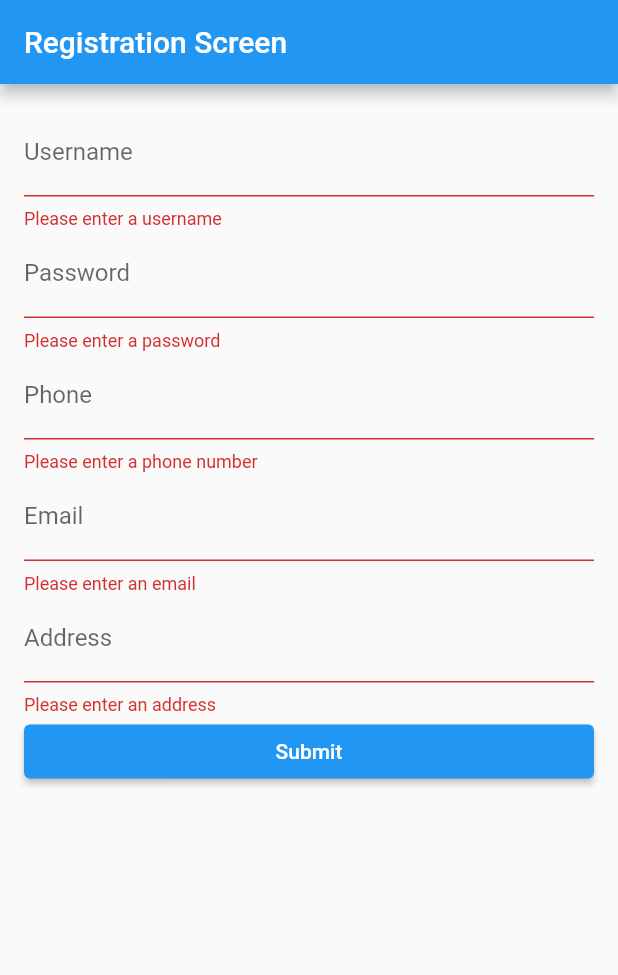
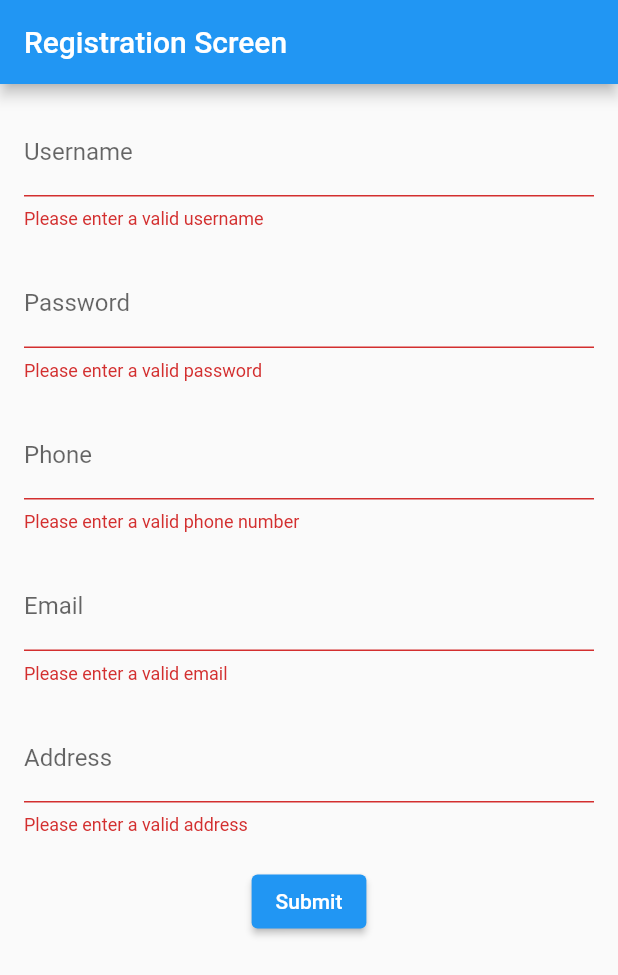
Before and after one commit to SardorEslamasov/my_lab_9_assignment, a Flutter app: the screen it shows after launch, after a tap on "Submit", on a phone screen of 412 x 824 dp. Shown: the top 975 px of the screen. Run offline on Flutter 3.47's test engine with Material 2 defaults, Android fonts, the phone set to English and light mode, and no system bars; our stand-ins replace sqflite; accounts and stored records are empty.

```diff
--- a/lib/main.dart
+++ b/lib/main.dart
@@ -10,15 +10,10 @@ class MyApp extends StatelessWidget {
   @override
   Widget build(BuildContext context) {
     return MaterialApp(
-      title: 'Your App Title',
-      theme: ThemeData(
-        primarySwatch: Colors.blue,
-        visualDensity: VisualDensity.adaptivePlatformDensity,
-      ),
       initialRoute: '/',
       routes: {
         '/': (context) => RegistrationScreen(),
-        '/main': (context) => MainScreen(),
+        '/mainScreen': (context) => MainScreen(),
       },
     );
   }
--- a/lib/registration_screen.dart
+++ b/lib/registration_screen.dart
@@ -1,5 +1,6 @@
 import 'package:flutter/material.dart';
 import 'db_helper.dart';
+import 'MainScreen.dart';
 
 class RegistrationScreen extends StatefulWidget {
   const RegistrationScreen({Key? key}) : super(key: key);
@@ -16,71 +17,72 @@ class _RegistrationScreenState extends State<RegistrationScreen> {
   final _emailController = TextEditingController();
   final _addressController = TextEditingController();
 
-  final DBHelper dbHelper = DBHelper();
-
   @override
   Widget build(BuildContext context) {
     return Scaffold(
-      appBar: AppBar(
-        title: const Text('Registration Screen'),
-      ),
-      body: Padding(
-        padding: const EdgeInsets.all(16.0),
-        child: Form(
-          key: _formKey,
-          child: ListView(
+      appBar: AppBar(title: const Text('Registration Screen')),
+      body: Form(
+        key: _formKey,
+        child: Padding(
+          padding: const EdgeInsets.all(16.0),
+          child: Column(
             children: <Widget>[
               TextFormField(
                 controller: _usernameController,
                 decoration: InputDecoration(labelText: 'Username'),
                 validator: (value) {
-                  if (value!.isEmpty) {
-                    return 'Please enter a username';
+                  if (value == null || value.isEmpty) {
+                    return 'Please enter a valid username';
                   }
                   return null;
                 },
               ),
+              const SizedBox(height: 20),
               TextFormField(
                 controller: _passwordController,
                 decoration: InputDecoration(labelText: 'Password'),
                 obscureText: true,
                 validator: (value) {
-                  if (value!.isEmpty) {
-                    return 'Please enter a password';
+                  if (value == null || value.isEmpty) {
+                    return 'Please enter a valid password';
                   }
                   return null;
                 },
               ),
+              const SizedBox(height: 20),
               TextFormField(
                 controller: _phoneController,
                 decoration: InputDecoration(labelText: 'Phone'),
                 validator: (value) {
-                  if (value!.isEmpty) {
-                    return 'Please enter a phone number';
+                  if (value == null || value.isEmpty) {
+                    return 'Please enter a valid phone number';
                   }
                   return null;
                 },
               ),
+              const SizedBox(height: 20),
               TextFormField(
                 controller: _emailController,
                 decoration: InputDecoration(labelText: 'Email'),
                 validator: (value) {
-                  if (value!.isEmpty) {
-                    return 'Please enter an email';
+                  if (value == null || value.isEmpty || !value.contains('@')) {
+                    return 'Please enter a valid email';
                   }
                   return null;
                 },
               ),
+              const SizedBox(height: 20),
               TextFormField(
                 controller: _addressController,
                 decoration: InputDecoration(labelText: 'Address'),
                 validator: (value) {
-                  if (value!.isEmpty) {
-                    return 'Please enter an address';
+                  if (value == null || value.isEmpty) {
+                    return 'Please enter a valid address';
                   }
                   return null;
                 },
               ),
+              const SizedBox(height: 20),
               ElevatedButton(
                 onPressed: () async {
                   if (_formKey.currentState!.validate()) {
@@ -93,14 +95,15 @@ class _RegistrationScreenState extends State<RegistrationScreen> {
                       _addressController.text,
                     );
 
-                    await dbHelper.saveUser(user);
+                    await DBHelper().saveUser(user);
 
-                    ScaffoldMessenger.of(context).showSnackBar(const SnackBar(
-                      content: Text('User data saved'),
-                    ));
+                    ScaffoldMessenger.of(context).showSnackBar(
+                      const SnackBar(content: Text('User data saved')),
+                    );
 
-                    print('Navigating to MainScreen...');
-                    Navigator.pushReplacementNamed(context, '/main');
+                    Navigator.of(context).pushReplacement(
+                      MaterialPageRoute(builder: (context) => MainScreen()),
+                    );
                   }
                 },
                 child: const Text('Submit'),
--- a/pubspec.yaml
+++ b/pubspec.yaml
@@ -19,7 +19,7 @@ publish_to: 'none' # Remove this line if you wish to publish to pub.dev
 version: 1.0.0+1
 
 environment:
-  sdk: '>=3.0.0 <4.0.0'
+  sdk: '>=2.12.0 <3.0.0'
 
 # Dependencies specify other packages that your package needs in order to work.
 # To automatically upgrade your package dependencies to the latest versions
@@ -39,8 +39,8 @@ dependencies:
 dev_dependencies:
   flutter_test:
     sdk: flutter
-  sqflite: any
-  path_provider: any
+  sqflite: ^2.0.0
+  path_provider: ^2.0.0
   # The "flutter_lints" package below contains a set of recommended lints to
   # encourage good coding practices. The lint set provided by the package is
   # activated in the `analysis_options.yaml` file located at the root of your
```
Also changed, not shown: lib/MainScreen.dart (+54 -37 lines), lib/db_helper.dart (+33 -10 lines).
